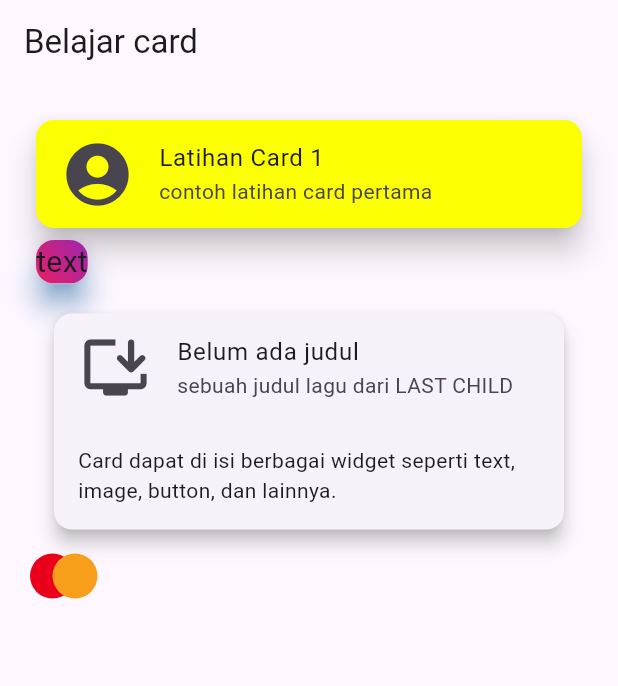
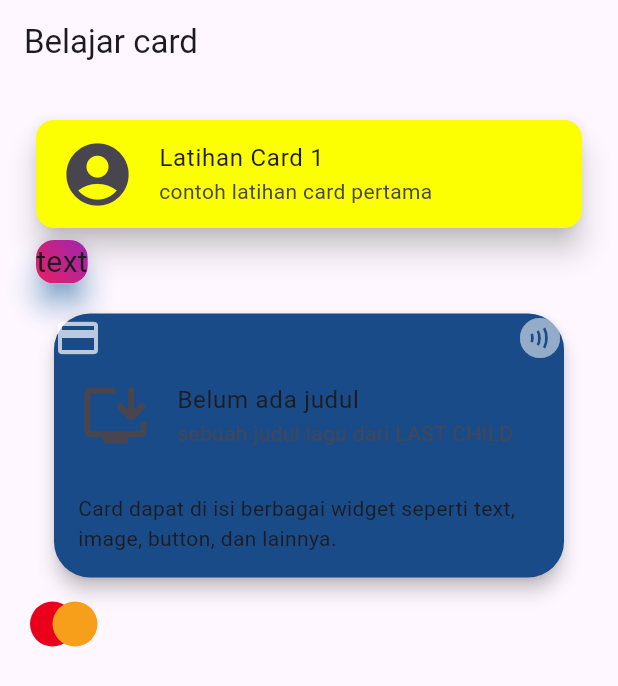
Before and after one commit to DavidDSaputra/week8, a Flutter app: the screen it shows after launch, on a phone screen of 412 x 824 dp. Shown: the top 686 px of the screen. Run offline on Flutter 3.47's test engine with Material 3 defaults, Android fonts, the phone set to English and light mode, and no system bars.

```diff
--- a/lib/pages/test.dart
+++ b/lib/pages/test.dart
@@ -40,9 +40,20 @@ class MyCard extends StatelessWidget {
               Card(
                 elevation: 5.0,
                   margin: EdgeInsets.all(16.0),
+                   color: const Color(0xFF184B88),
+                    shape: RoundedRectangleBorder(
+                      borderRadius: BorderRadius.circular(24),
+                    ),
                     child: Column(
                       mainAxisSize: MainAxisSize.min,
                         children: [
+                        Row(
+                          mainAxisAlignment: MainAxisAlignment.spaceBetween,
+                          children: [
+                            Icon(Icons.credit_card, color: Colors.white70, size: 32),
+                            Icon(Icons.contactless, color: Colors.white54, size: 32),
+                          ],
+                        ),
                         ListTile(
                           leading: Icon(Icons.install_desktop_rounded, size: 50),
                           title: Text('Belum ada judul'),
```
Also changed, not shown: lib/pages/mastercard.dart (added).
